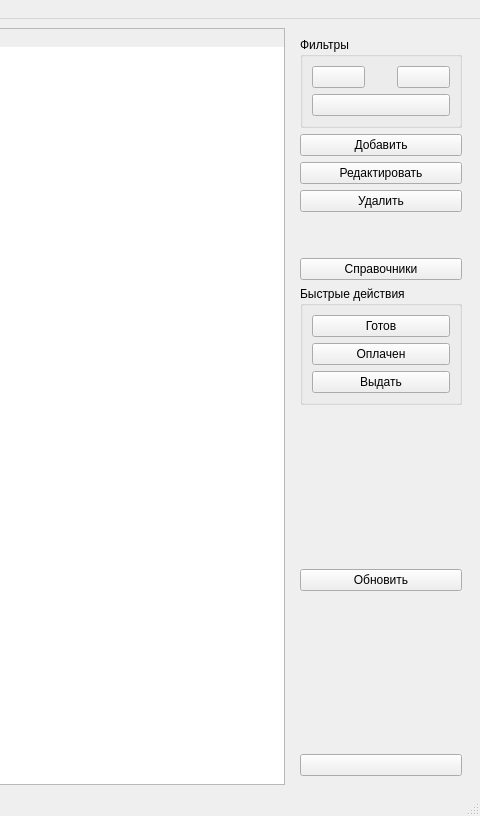
This is main.ui in leoneii/ixjournal as Qt 5 draws it before an edit; both pictures show x 963 to 1443 and y 0 to 816 of the 1443 by 816 pixel window. The edited form follows.
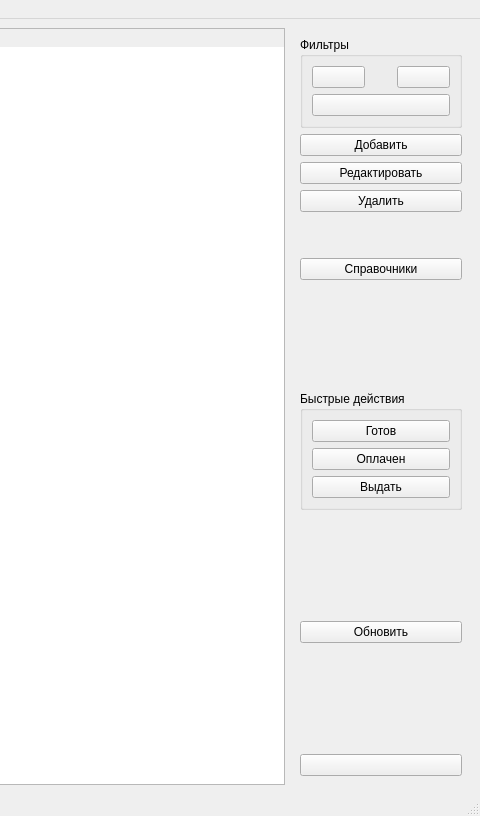
This is the edited form. Icons and pictures are not drawn.

Commit message: Обновил

What changed in the file:
```diff
--- a/main.ui
+++ b/main.ui
@@ -355,6 +355,19 @@
          </property>
         </widget>
        </item>
+       <item>
+        <spacer name="verticalSpacer_4">
+         <property name="orientation">
+          <enum>Qt::Orientation::Vertical</enum>
+         </property>
+         <property name="sizeHint" stdset="0">
+          <size>
+           <width>20</width>
+           <height>40</height>
+          </size>
+         </property>
+        </spacer>
+       </item>
        <item>
         <widget class="QGroupBox" name="groupBox">
          <property name="sizePolicy">
```
The commit also changes 1 other file.
